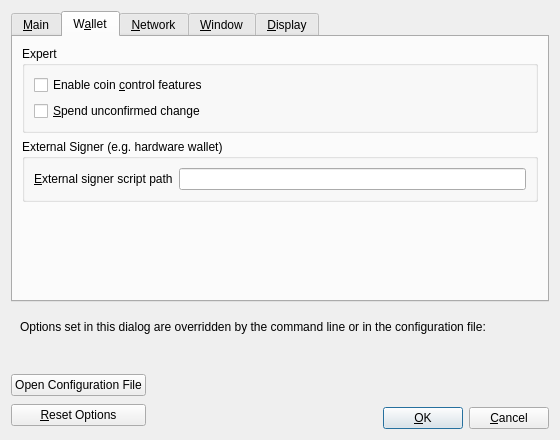
silverlabs-org/bitcoinsilver_core, file src/qt/forms/optionsdialog.ui: the form before one commit.
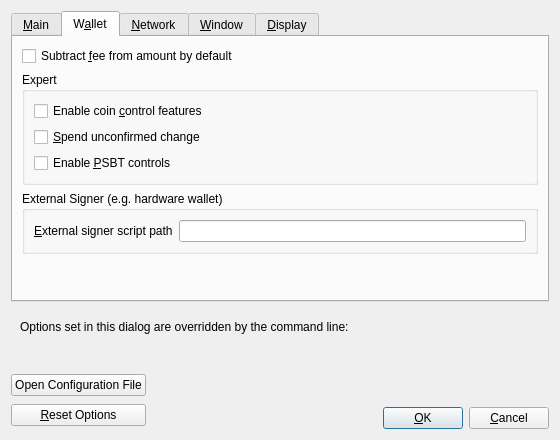
The form after the commit. The open tabs and pages were chosen to show the change. Custom widgets are drawn as their Qt base class.

Diff of the .ui file:
```diff
--- a/src/qt/forms/optionsdialog.ui
+++ b/src/qt/forms/optionsdialog.ui
@@ -200,6 +200,16 @@
        <string>W&amp;allet</string>
       </attribute>
       <layout class="QVBoxLayout" name="verticalLayout_Wallet">
+       <item>
+        <widget class="QCheckBox" name="subFeeFromAmount">
+         <property name="toolTip">
+          <string extracomment="Tooltip text for Options window setting that sets subtracting the fee from a sending amount as default.">Whether to set subtract fee from amount as default or not.</string>
+         </property>
+         <property name="text">
+          <string extracomment="An Options window setting to set subtracting the fee from a sending amount as default.">Subtract &amp;fee from amount by default</string>
+         </property>
+        </widget>
+       </item>
        <item>
         <widget class="QGroupBox" name="groupBox">
          <property name="title">
@@ -226,6 +236,16 @@
             </property>
            </widget>
           </item>
+          <item>
+           <widget class="QCheckBox" name="m_enable_psbt_controls">
+            <property name="text">
+             <string extracomment="An options window setting to enable PSBT controls.">Enable &amp;PSBT controls</string>
+            </property>
+            <property name="toolTip">
+             <string extracomment="Tooltip text for options window setting that enables PSBT controls.">Whether to show PSBT controls.</string>
+            </property>
+           </widget>
+          </item>
          </layout>
         </widget>
        </item>
@@ -860,7 +880,7 @@
         <item>
          <widget class="QLabel" name="overriddenByCommandLineInfoLabel">
           <property name="text">
-           <string>Options set in this dialog are overridden by the command line or in the configuration file:</string>
+           <string>Options set in this dialog are overridden by the command line:</string>
           </property>
           <property name="textFormat">
            <enum>Qt::PlainText</enum>
```
Left out of the diff: 38 changed lines with no effect on the pictures. Lines whose indentation alone changed are shown as unchanged.
